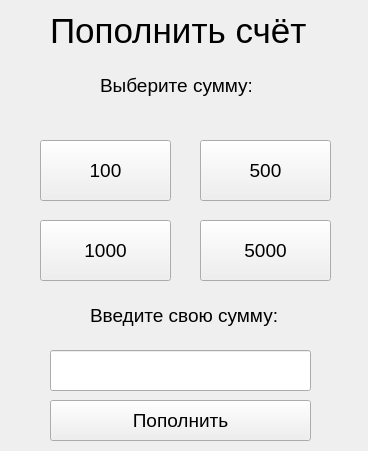
Qt form ui/addSum.ui (night0hunter/CashMachine) before a commit.
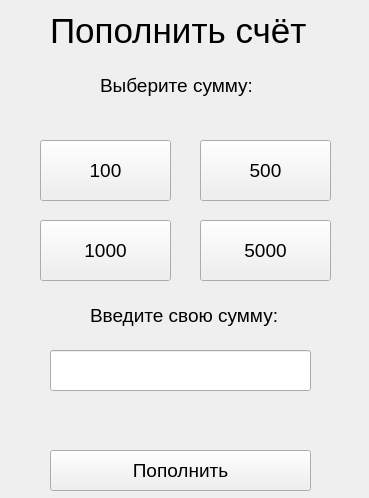
The same form after that commit.

Commit message: takeSum, addSum: money buttons added

Diff of the .ui file:
```diff
--- a/ui/addSum.ui
+++ b/ui/addSum.ui
@@ -6,8 +6,8 @@
    <rect>
     <x>0</x>
     <y>0</y>
-    <width>368</width>
-    <height>451</height>
+    <width>369</width>
+    <height>498</height>
    </rect>
   </property>
   <property name="windowTitle">
@@ -156,7 +156,7 @@
    <property name="geometry">
     <rect>
      <x>50</x>
-     <y>400</y>
+     <y>450</y>
      <width>261</width>
      <height>41</height>
     </rect>
@@ -170,6 +170,22 @@
     <string>Пополнить</string>
    </property>
   </widget>
+  <widget class="QLabel" name="error">
+   <property name="geometry">
+    <rect>
+     <x>50</x>
+     <y>410</y>
+     <width>261</width>
+     <height>31</height>
+    </rect>
+   </property>
+   <property name="text">
+    <string/>
+   </property>
+   <property name="alignment">
+    <set>Qt::AlignCenter</set>
+   </property>
+  </widget>
  </widget>
  <resources/>
  <connections/>
```
Left out of the diff: 8 changed lines with no effect on the pictures. The commit also changes 5 other files.
